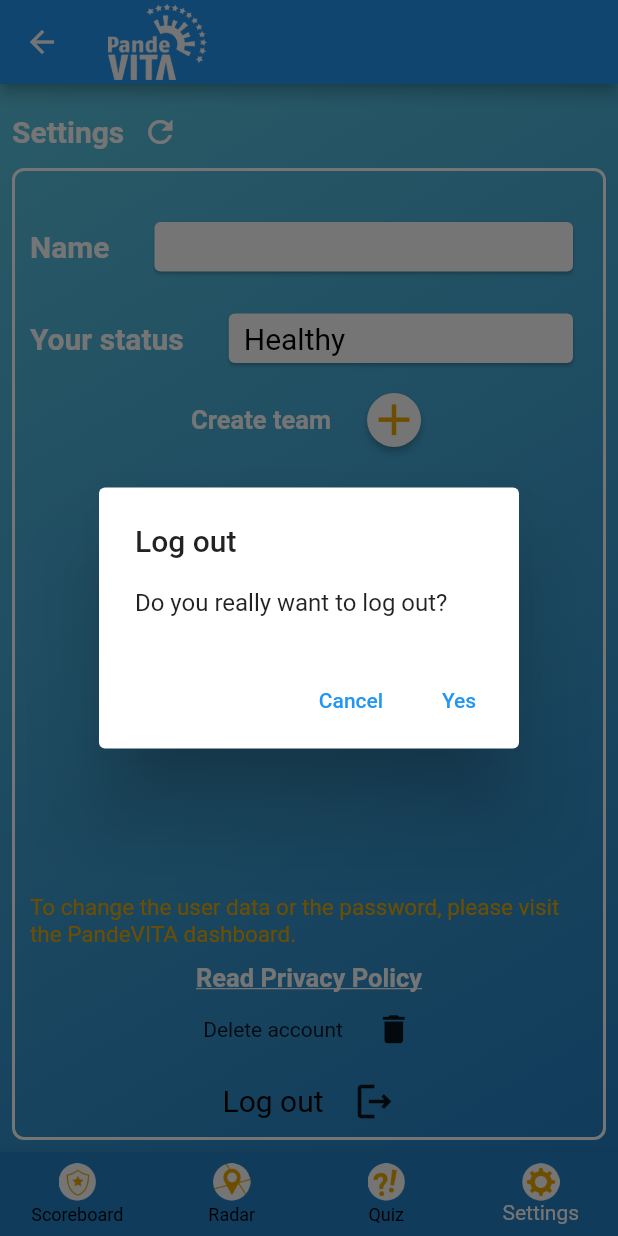
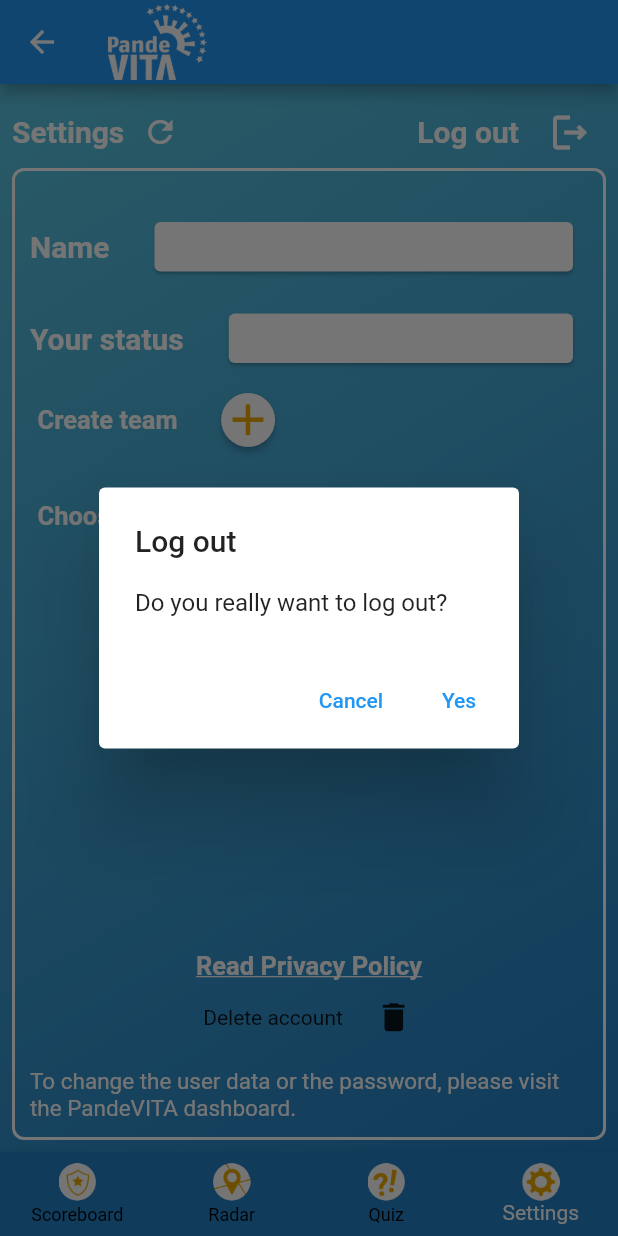
Before and after one commit to vttresearch/PandeVITA-App, a Flutter app: the HomePage screen opened by its route, item 4 of the bottom bar chosen, after a tap on the "logout" icon, on a phone screen of 412 x 824 dp. Run offline on Flutter 3.47's test engine with Material 2 defaults, Android fonts, the phone set to English and light mode, and no system bars; our stand-ins replace email_validator, flutter_markdown, flutter_secure_storage, get, hive, hive_flutter and 8 more; missing offline and left inert: dart:ffi, flutter_beacon, flutter_foreground_task, flutter_osm_plugin; accounts and stored records are empty; network calls fail.

Commit message:
Setting page modifications

```diff
--- a/lib/Utility/styles.dart
+++ b/lib/Utility/styles.dart
@@ -48,8 +48,8 @@
 
 
 var settingsTextStyleAlt =  const TextStyle(
-   // fontWeight: FontWeight.bold,
-    color: Colors.black,
+    fontWeight: FontWeight.bold,
+    color: Colors.white,
     fontSize: 20);
 
 var backgroundDecorationInfected3days =
--- a/lib/communication/http_communication.dart
+++ b/lib/communication/http_communication.dart
@@ -23,8 +23,8 @@
   PandeVITAHttpClient._privateConstructor();
   final storage = const FlutterSecureStorage();
   final userStorage = UserStorage();
-  final String _url = "https://gateway.pandevita.d.lst.tfo.upm.es";
-  final String _urlWithoutHttps = "gateway.pandevita.d.lst.tfo.upm.es";
+  final String _url = "https://pandevita.lst.tfo.upm.es";
+  final String _urlWithoutHttps = "pandevita.lst.tfo.upm.es";
 
   final controller = Get.find<RequirementStateController>();
 
--- a/lib/game_logic/game_logic.dart
+++ b/lib/game_logic/game_logic.dart
@@ -88,7 +88,8 @@
     DateTime now = DateTime.now();
     DateTime endOfDay = DateTime(now.year, now.month, now.day + 1);
     timer2 = Timer(endOfDay.difference(now), immunityReset);
-    _isGameActive = await gameStatus!.isGameActive();
+    //_isGameActive = await gameStatus!.isGameActive();
+    _isGameActive = true;
 
 
     contactsStartedTimestamp = await gameStatus!.getContactTimestamp();
--- a/lib/view/login_page.dart
+++ b/lib/view/login_page.dart
@@ -95,6 +95,7 @@
         });
         form.save();
 
+        //bool succession = true;
         bool succession = await client.tryLogin(username, password);
         setState(() {loggingIn = false;});
 
--- a/lib/view/settings_page.dart
+++ b/lib/view/settings_page.dart
@@ -373,7 +373,9 @@
       ],
     );
 
-    return Column(children: [
+    return Column(
+        crossAxisAlignment: CrossAxisAlignment.stretch,
+        children: [
       Row(
         children: [
           Text("Settings", style: settingsTextStyle),
@@ -382,15 +384,47 @@
             onPressed: () {
               refreshSettingsPage();
             },
-          )
+          ),
+              Spacer(),
+              Padding(
+                  child: Text("Log out", style: settingsTextStyleAlt),
+                  padding: const EdgeInsets.symmetric(
+                      vertical: 10.0, horizontal: 10.0)),
+              IconButton(
+                icon: const Icon(Icons.logout_outlined, size: 30.0, color: Colors.white),
+                onPressed: () => showDialog<String>(
+                  context: context,
+                  builder: (BuildContext context) => AlertDialog(
+
+                    title: const Text('Log out'),
+                    content:
+                    const Text('Do you really want to log out?'),
+                    actions: <Widget>[
+                      TextButton(
+                        onPressed: () {
+                          Navigator.pop(context, 'Cancel');
+                        },
+                        child: const Text('Cancel'),
+                      ),
+                      TextButton(
+                        onPressed: () {
+                          Navigator.pop(context, 'Yes');
+                          doLogOut();
+                        },
+                        child: const Text('Yes'),
+                      ),
+                    ],
+                  ),
+                ),
+              ),
         ],
       ),
       Expanded(
           child: Container(
-              // padding: const EdgeInsets.all(20.0),
+            // padding: const EdgeInsets.all(20.0),
               decoration: boxDecorationWhiteBorder,
               child: Column(
-                  crossAxisAlignment: CrossAxisAlignment.start,
+                  //crossAxisAlignment: CrossAxisAlignment.start,
                   children: [
                     const SizedBox(height: 20),
                     Row(
@@ -409,7 +443,8 @@
                                         child: Text(playerName,
                                             style: settingsTextStyleAlt),
                                         padding: const EdgeInsets.symmetric(
-                                            vertical: 5.0, horizontal: 10.0)))))
+                                            vertical: 5.0, horizontal: 10.0))))
+                        )
                       ],
                     ),
                     Row(
@@ -430,7 +465,8 @@
                                               style: settingsTextStyleAlt),
                                           padding: const EdgeInsets.symmetric(
                                               vertical: 5.0,
-                                              horizontal: 10.0)))))
+                                              horizontal: 10.0))))
+                          )
                         ]),
                     if (isNotMemberOfTeam == false)
                       Row(
@@ -456,13 +492,13 @@
                     if (isFounderOfTeam == true) deleteTeamRow,
                     if (isNotMemberOfTeam == true)
                       Row(
-                        mainAxisAlignment: MainAxisAlignment.center,
+                        mainAxisAlignment: MainAxisAlignment.start,
                         children: [
                           Padding(
                               child: Text("Create team",
                                   style: settingsTextStyleTeamAct),
                               padding: const EdgeInsets.symmetric(
-                                  vertical: 10.0, horizontal: 10.0)),
+                                  vertical: 10.0, horizontal: 15.0)),
                           ElevatedButton(
                             child:
                                 Icon(Icons.add, color: yellowColor, size: 35.0),
@@ -553,13 +589,13 @@
                     const SizedBox(height: 20),
                     if (isNotMemberOfTeam == true)
                       Row(
-                        mainAxisAlignment: MainAxisAlignment.center,
+                        mainAxisAlignment: MainAxisAlignment.start,
                         children: [
                           Padding(
                               child: Text("Choose a team to join ",
                                   style: settingsTextStyleTeamAct),
                               padding: const EdgeInsets.symmetric(
-                                  vertical: 10.0, horizontal: 10.0)),
+                                  vertical: 10.0, horizontal: 15.0)),
                           DropdownButton<String>(
                               style: TextStyle(color: Colors.black),
                               dropdownColor: Colors.white,
@@ -673,14 +709,6 @@
                         ],
                       ),
                     Spacer(),
-                    Center(
-                        child: Padding(
-                            child: Text(
-                                "To change the user data or the password, please visit the PandeVITA dashboard.",
-                                style: TextStyle(
-                                    fontSize: 15.0, color: yellowColor)),
-                            padding: const EdgeInsets.symmetric(
-                                vertical: 10.0, horizontal: 10.0))),
                     //Privacy policy
                     Row(
                       mainAxisAlignment: MainAxisAlignment.center,
@@ -755,42 +783,15 @@
                         ),
                       ],
                     ),
+                    Center(
+                        child: Padding(
+                            child: Text(
+                                "To change the user data or the password, please visit the PandeVITA dashboard.",
+                                style: TextStyle(
+                                    fontSize: 15.0, color: whiteColor)),
+                            padding: const EdgeInsets.symmetric(
+                                vertical: 10.0, horizontal: 10.0))),
                     //Log out row
-                    Row(
-                      mainAxisAlignment: MainAxisAlignment.center,
-                      children: [
-                        Padding(
-                            child: Text("Log out", style: settingsTextStyleAlt),
-                            padding: const EdgeInsets.symmetric(
-                                vertical: 10.0, horizontal: 10.0)),
-                        IconButton(
-                          icon: const Icon(Icons.logout_outlined, size: 30.0),
-                          onPressed: () => showDialog<String>(
-                            context: context,
-                            builder: (BuildContext context) => AlertDialog(
-                              title: const Text('Log out'),
-                              content:
-                                  const Text('Do you really want to log out?'),
-                              actions: <Widget>[
-                                TextButton(
-                                  onPressed: () {
-                                    Navigator.pop(context, 'Cancel');
-                                  },
-                                  child: const Text('Cancel'),
-                                ),
-                                TextButton(
-                                  onPressed: () {
-                                    Navigator.pop(context, 'Yes');
-                                    doLogOut();
-                                  },
-                                  child: const Text('Yes'),
-                                ),
-                              ],
-                            ),
-                          ),
-                        ),
-                      ],
-                    ),
 
                     /*SwitchListTile(
             title: const Text('Bluetooth'),
```
